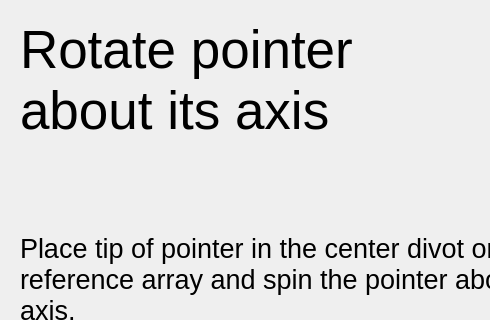
The window that Registration/Resources/UI/Registration.ui (NousNav/SlicerOpenNav) describes before a commit, drawn with Qt 5; both pictures show x 0 to 490 and y 0 to 320 of the 592 by 504 pixel window.
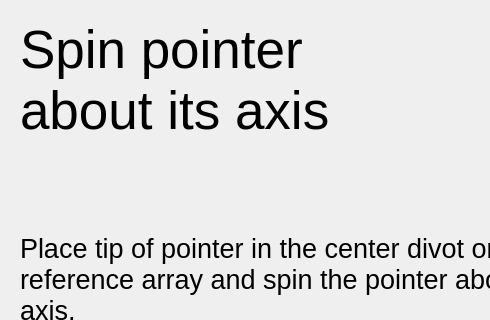
The same window after the commit. The open tabs and pages were chosen to show the change. Custom widgets are drawn as their Qt base class.

Commit message:
ENH: Clarify the differences between pivot and spin calibrations
Closes #342

Diff of the .ui file:
```diff
--- a/Registration/Resources/UI/Registration.ui
+++ b/Registration/Resources/UI/Registration.ui
@@ -371,7 +371,7 @@
           </font>
          </property>
          <property name="text">
-          <string>Rotate pointer 
+          <string>Spin pointer 
 about its axis
 </string>
          </property>
```
Left out of the diff: 2 changed lines with no effect on the pictures.
